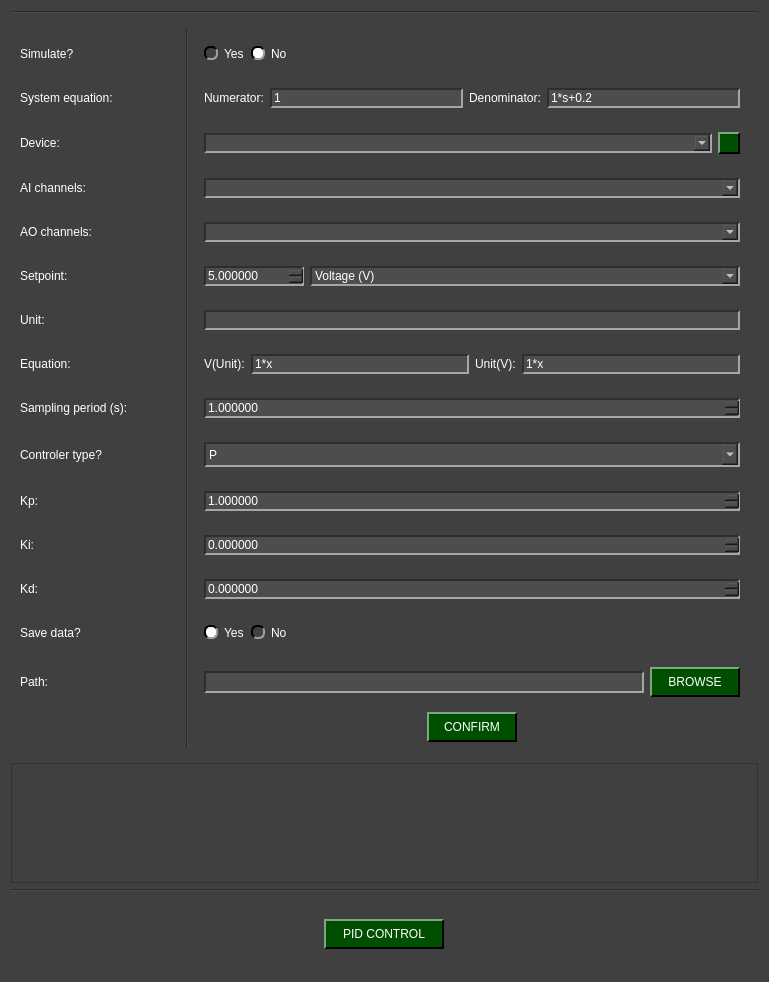
Old version of the form pydaq/uis/PyDAQ_pid_control_Arduino_widget.ui in the repository viniciusfs14/pydaq.
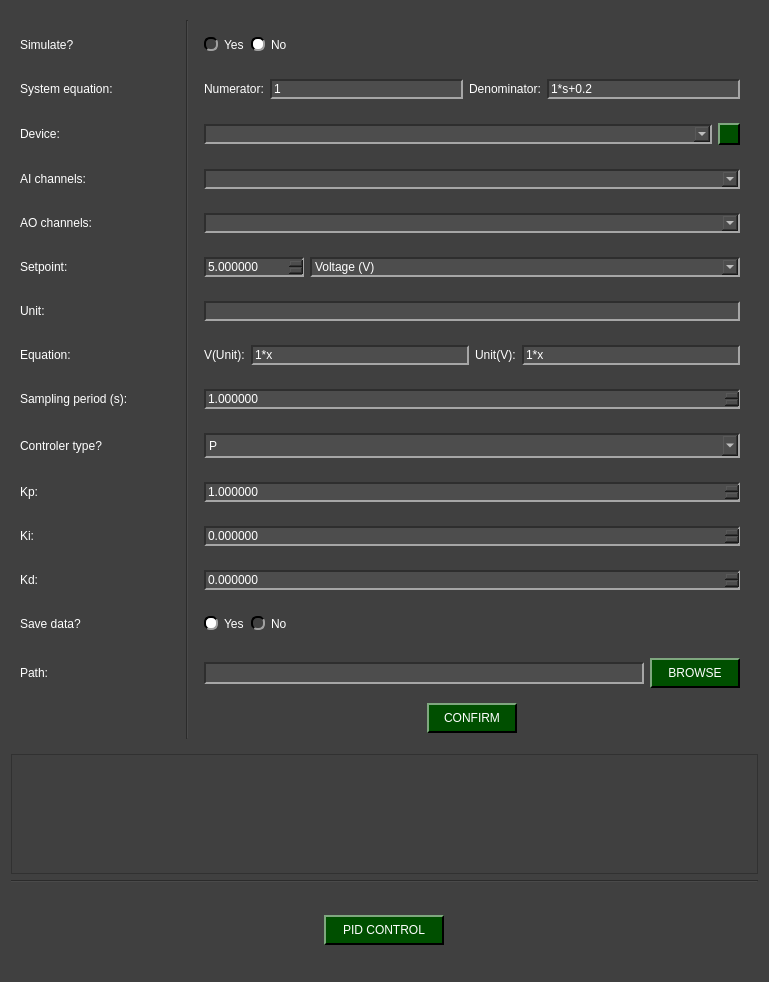
New version of the form. Icons and pictures are not drawn.

Commit message: Refactoring the import and adjustments to the lqr control simulation.

```diff
--- a/pydaq/uis/PyDAQ_pid_control_Arduino_widget.ui
+++ b/pydaq/uis/PyDAQ_pid_control_Arduino_widget.ui
@@ -324,7 +324,20 @@
 </string>
   </property>
   <layout class="QGridLayout" name="gridLayout">
-   <item row="2" column="0">
+   <item row="3" column="0">
+    <widget class="Line" name="line_3">
+     <property name="minimumSize">
+      <size>
+       <width>0</width>
+       <height>0</height>
+      </size>
+     </property>
+     <property name="orientation">
+      <enum>Qt::Orientation::Horizontal</enum>
+     </property>
+    </widget>
+   </item>
+   <item row="1" column="0">
     <widget class="QFrame" name="frame_equation">
      <property name="minimumSize">
       <size>
@@ -353,7 +366,7 @@
      </layout>
     </widget>
    </item>
-   <item row="1" column="0">
+   <item row="0" column="0">
     <widget class="QWidget" name="widget_top" native="true">
      <layout class="QGridLayout" name="gridLayout_2">
       <item row="8" column="3">
@@ -1058,33 +1071,7 @@
      </layout>
     </widget>
    </item>
-   <item row="4" column="0">
-    <widget class="Line" name="line_3">
-     <property name="minimumSize">
-      <size>
-       <width>0</width>
-       <height>0</height>
-      </size>
-     </property>
-     <property name="orientation">
-      <enum>Qt::Orientation::Horizontal</enum>
-     </property>
-    </widget>
-   </item>
-   <item row="0" column="0">
-    <widget class="Line" name="line_2">
-     <property name="minimumSize">
-      <size>
-       <width>0</width>
-       <height>0</height>
-      </size>
-     </property>
-     <property name="orientation">
-      <enum>Qt::Orientation::Horizontal</enum>
-     </property>
-    </widget>
-   </item>
-   <item row="5" column="0" alignment="Qt::AlignmentFlag::AlignHCenter|Qt::AlignmentFlag::AlignVCenter">
+   <item row="4" column="0" alignment="Qt::AlignmentFlag::AlignHCenter|Qt::AlignmentFlag::AlignVCenter">
     <widget class="QPushButton" name="pushButton_start">
      <property name="minimumSize">
       <size>
```
Left out of the diff: 2 changed lines with no effect on the pictures. The commit also changes 32 other files.
